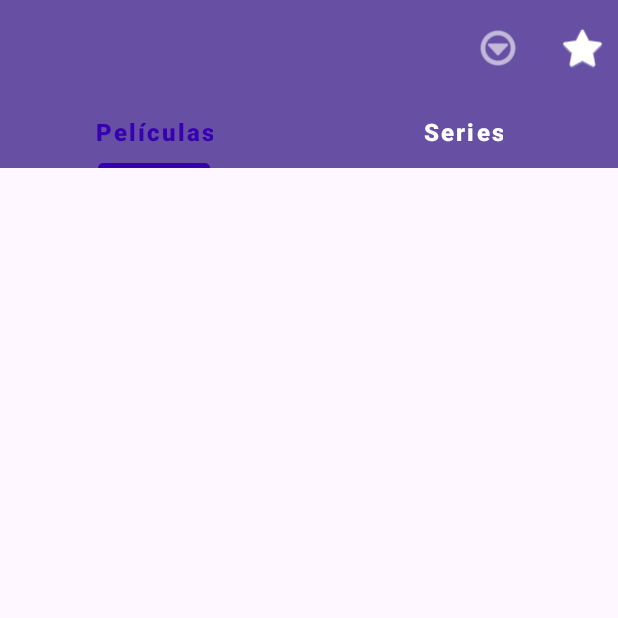
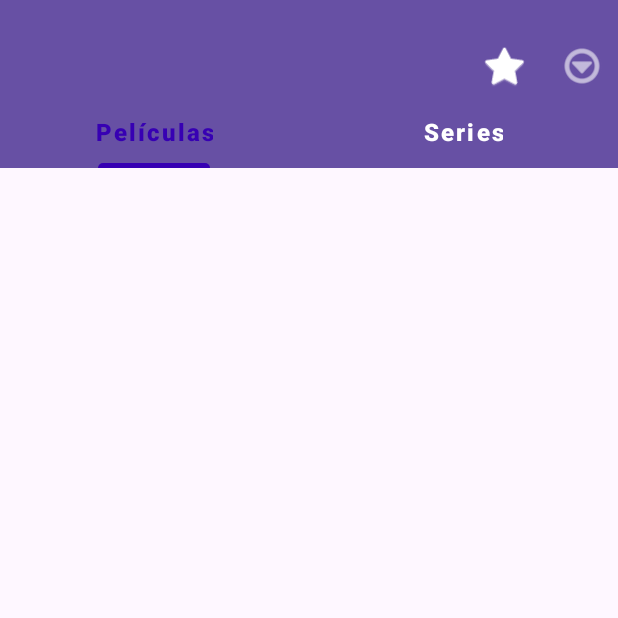
Before and after one commit to ch0rtas/pixion-android, an Android app: the screen it shows after launch once a user with an empty profile is signed in (MainActivity), on a phone screen of 412 x 824 dp, the top half of it. Run offline under Robolectric (Android 15) with nearby library versions, the phone set to English and light mode, and no system bars; our stand-ins replace Firebase (no records; nobody signed in at launch, a user with empty details on screens opened directly); pictures from the network do not load; 3 statements that could not run were skipped.

Commit message:
Reestructurar el layout de MainActivity para incluir botones de favoritos y menú en un LinearLayout dentro de un RelativeLayout, mejorando la organización visual y la accesibilidad de los elementos en el Toolbar.

```diff
--- a/app/src/main/res/layout/activity_main.xml
+++ b/app/src/main/res/layout/activity_main.xml
@@ -15,11 +15,22 @@
             android:background="?attr/colorPrimary"
             android:theme="@style/ThemeOverlay.AppCompat.Dark.ActionBar">
 
+            <RelativeLayout
+                android:layout_width="match_parent"
+                android:layout_height="match_parent">
+
+                <LinearLayout
+                    android:layout_width="wrap_content"
+                    android:layout_height="wrap_content"
+                    android:layout_alignParentEnd="true"
+                    android:layout_centerVertical="true"
+                    android:orientation="horizontal">
+
                     <ImageButton
                         android:id="@+id/btnFavorites"
                         android:layout_width="48dp"
                         android:layout_height="48dp"
-                android:layout_gravity="end"
+                        android:layout_marginTop="20dp"
                         android:background="?attr/selectableItemBackgroundBorderless"
                         android:src="@android:drawable/btn_star_big_on"
                         android:tint="@android:color/white" />
@@ -28,11 +39,13 @@
                         android:id="@+id/btnMenu"
                         android:layout_width="48dp"
                         android:layout_height="48dp"
-                android:layout_gravity="end"
-                android:layout_marginEnd="8dp"
+                        android:layout_marginTop="20dp"
+                        android:layout_marginStart="4dp"
                         android:background="?attr/selectableItemBackgroundBorderless"
                         android:src="@android:drawable/ic_menu_more"
                         android:tint="@android:color/white" />
+                </LinearLayout>
+            </RelativeLayout>
 
         </androidx.appcompat.widget.Toolbar>
 
```
Lines whose indentation alone changed are shown as unchanged.
